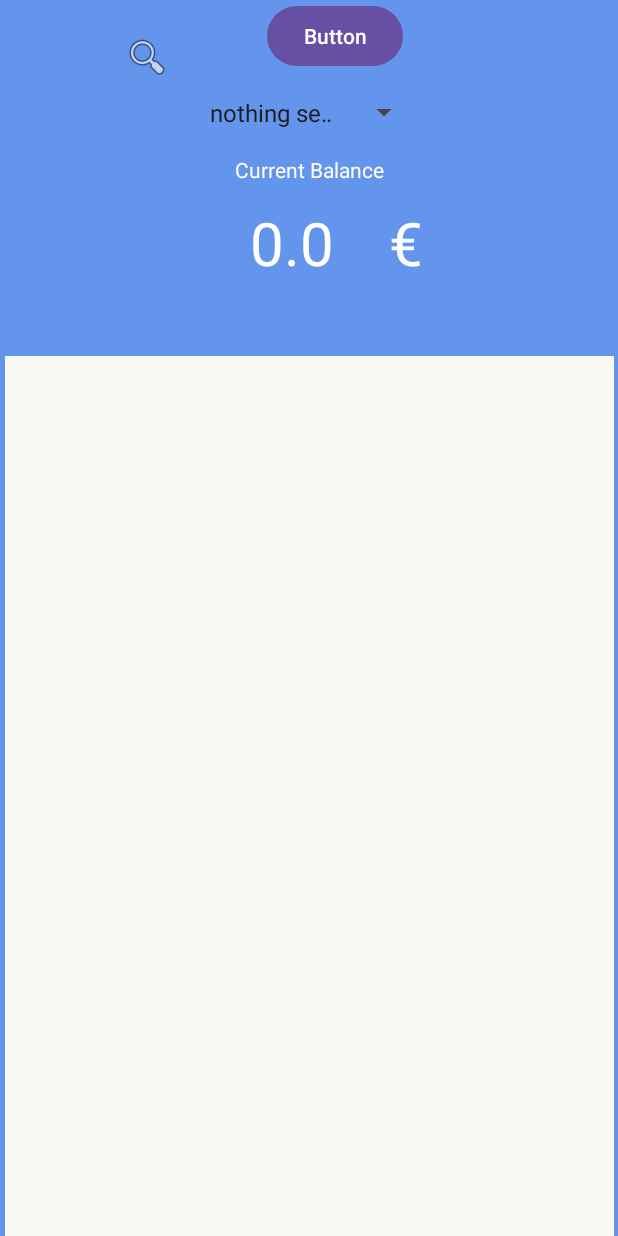
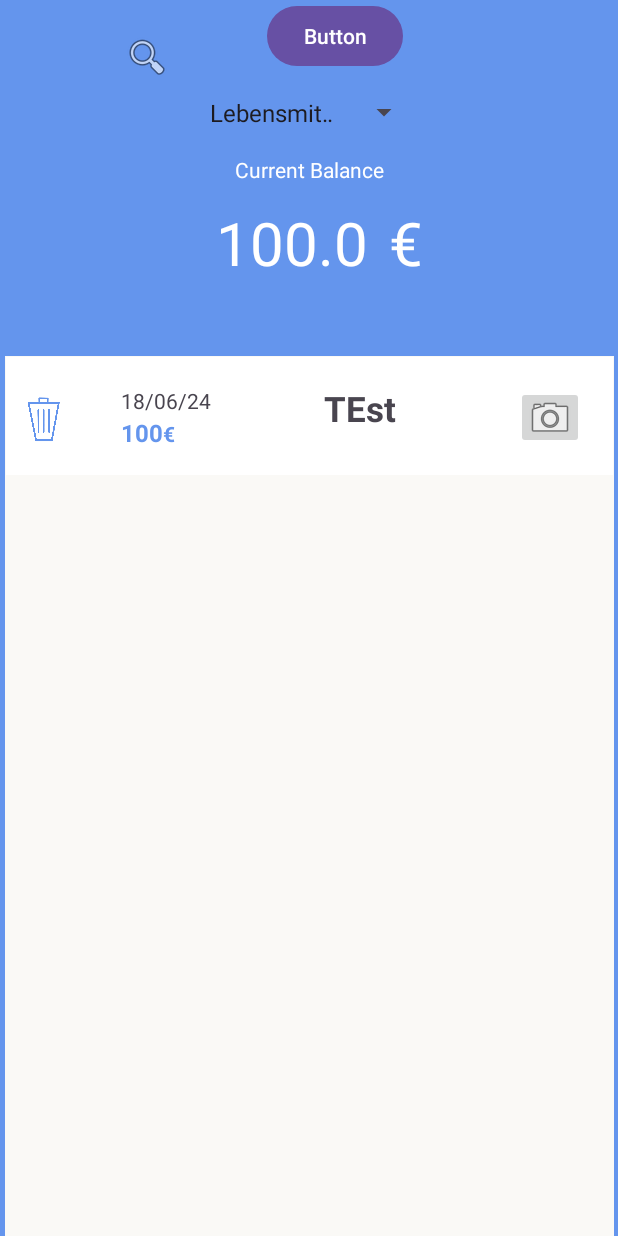
Before and after one commit to ExpenserManager/ExpenseManager, an Android app: the screen it shows after launch (ExpenseViewActivity), on a phone screen of 412 x 824 dp. Run offline under Robolectric (Android 15) with nearby library versions, the phone set to English and light mode, and no system bars.

Commit message:
fix issues with recyclerView  data was not displayed correct

```diff
--- a/app/src/main/java/com/example/expensermanager/ExpenseViewActivity.java
+++ b/app/src/main/java/com/example/expensermanager/ExpenseViewActivity.java
@@ -71,7 +71,7 @@ public class ExpenseViewActivity extends AppCompatActivity {
 
 
 //      //inserting data to test the recycler view
-//dbHelper.insertData(dbHelper, "Lebensmittel", "TEst", 100.0, "18/06/24", "expense_manager");
+dbHelper.insertData(dbHelper, "Lebensmittel", "TEst", 100.0, "18/06/24", "expense_manager");
 //        dbHelper.insertData(dbHelper, "Gesundheit", "Apotheke", 30.0, "19/06/24", "expense_manager");
 //        dbHelper.insertData(dbHelper, "Tierarzt", "Katze", 50.0, "10/04/24", "expense_manager");
 //
@@ -209,12 +209,11 @@ public class ExpenseViewActivity extends AppCompatActivity {
 
         if (requestCode == 1 && resultCode == RESULT_OK && data != null) {
 
-            if(data != null) {
-               updatedDescription= data.getStringExtra("description");
-               updatedAmount = data.getStringExtra("amount");
-               givenID = data.getStringExtra("id");
-               updateDate = data.getStringExtra("date");
-            }
+            updatedDescription= data.getStringExtra("description");
+            updatedAmount = data.getStringExtra("amount");
+            givenID = data.getStringExtra("id");
+            updateDate = data.getStringExtra("date");
+
             int position = id.indexOf(givenID); //database id starts with 1, listID starts with 0
             if (position != -1) {
                 description.set(position, updatedDescription);
@@ -226,6 +225,13 @@ public class ExpenseViewActivity extends AppCompatActivity {
     }
 
     protected void storeDataInArrayLists(){
+
+        id.clear();
+        category.clear();
+        description.clear();
+        amount.clear();
+        date.clear();
+
         Cursor cursor = dbHelper.readAllData("expense_manager");
         if(cursor.getCount() == 0){
             Toast.makeText(this, "No data found!", Toast.LENGTH_SHORT).show();
```
